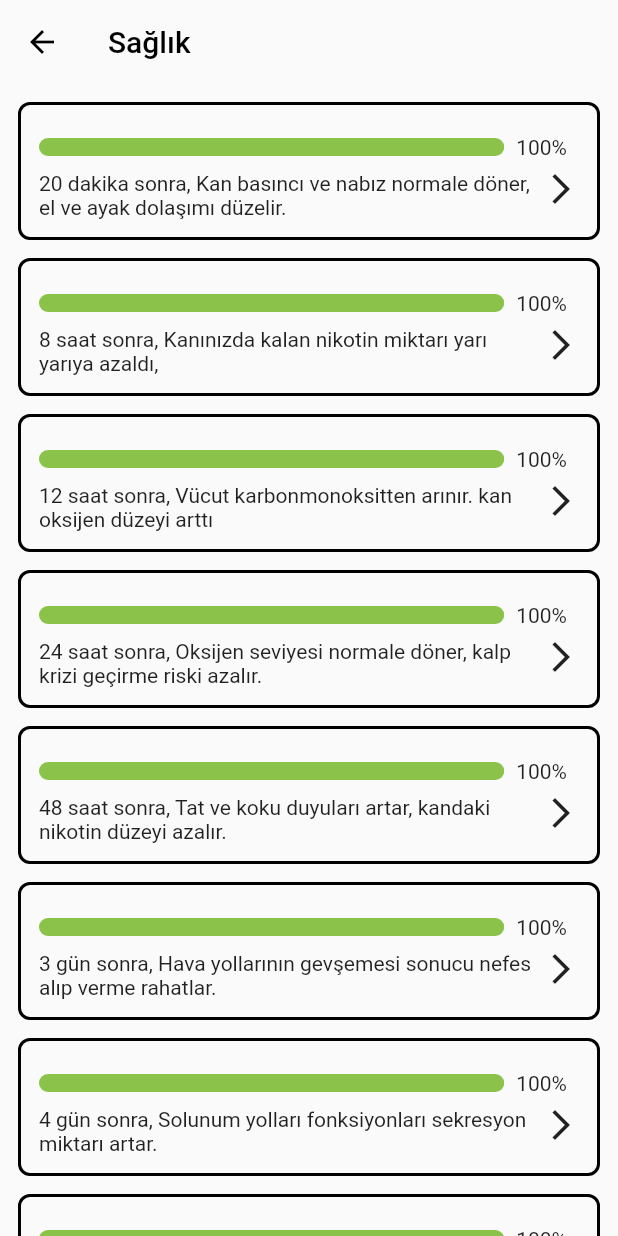
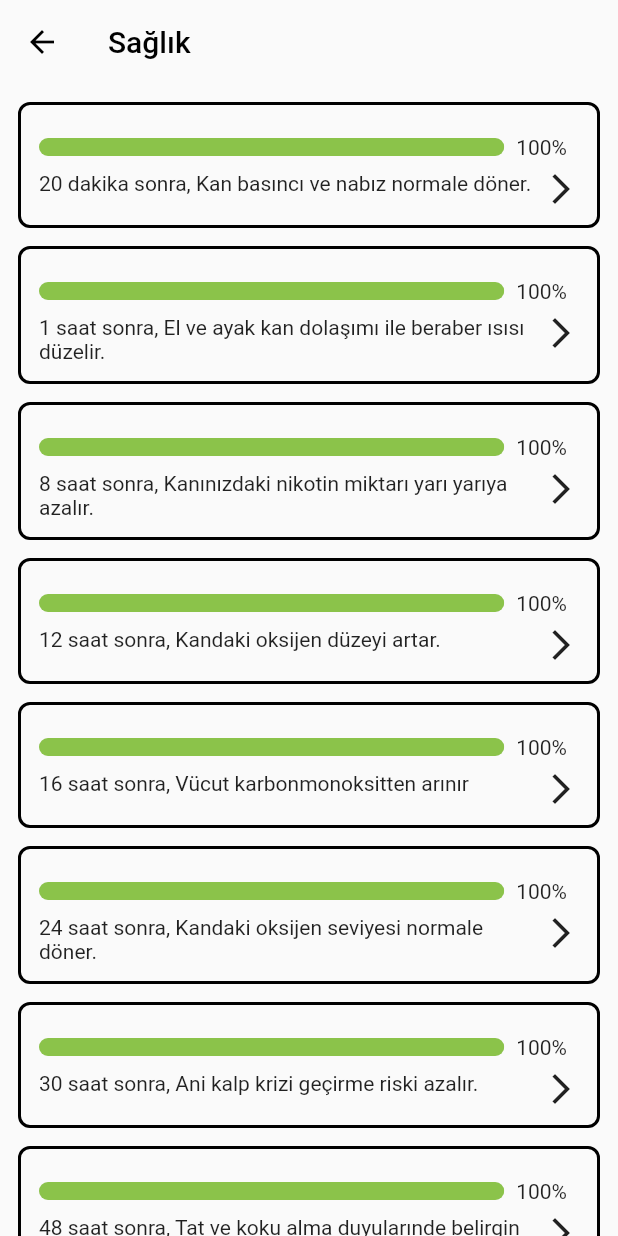
Before and after one commit to musahinist/quit_smoking, a Flutter app: the HealthPage screen opened directly, on a phone screen of 412 x 824 dp. Run offline on Flutter 3.47's test engine with Material 2 defaults, Android fonts, the phone set to English and light mode, and no system bars; our stand-ins replace camera, flutter_riverpod, riverpod; missing offline and left inert: photo_manager.

```diff
--- a/lib/core/constant.dart
+++ b/lib/core/constant.dart
@@ -25,28 +25,41 @@ class Constant {
   static const List<Map<String, dynamic>> healthStatus = [
     {
       'duration': Duration(minutes: 20),
+      "title": "20 dakika sonra, Kan basıncı ve nabız normale döner."
+    },
+    {
+      'duration': Duration(hours: 1),
       "title":
-          "20 dakika sonra, Kan basıncı ve nabız normale döner, el ve ayak dolaşımı düzelir."
+          "1 saat sonra, El ve ayak kan dolaşımı ile beraber ısısı düzelir."
     },
     {
       'duration': Duration(hours: 8),
-      "title":
-          "8 saat sonra, Kanınızda kalan nikotin miktarı yarı yarıya azaldı,"
+      "title": "8 saat sonra, Kanınızdaki nikotin miktarı yarı yarıya azalır."
     },
     {
       'duration': Duration(hours: 12),
-      "title":
-          "12 saat sonra, Vücut karbonmonoksitten arınır. kan oksijen düzeyi arttı"
+      "title": "12 saat sonra, Kandaki oksijen düzeyi artar."
+    },
+    {
+      'duration': Duration(hours: 16),
+      "title": "16 saat sonra, Vücut karbonmonoksitten arınır"
     },
     {
       'duration': Duration(days: 1),
-      "title":
-          "24 saat sonra, Oksijen seviyesi normale döner, kalp krizi geçirme riski azalır."
+      "title": "24 saat sonra, Kandaki oksijen seviyesi normale döner."
+    },
+    {
+      'duration': Duration(hours: 30),
+      "title": "30 saat sonra, Ani kalp krizi geçirme riski azalır."
     },
     {
       'duration': Duration(days: 2),
       "title":
-          "48 saat sonra, Tat ve koku duyuları artar, kandaki nikotin düzeyi azalır."
+          "48 saat sonra, Tat ve koku alma duyularınde belirgin  artış olur."
+    },
+    {
+      'duration': Duration(hours: 60),
+      "title": "60 saat sonra, Kandaki nikotin düzeyi 50% nin altına iner."
     },
     {
       'duration': Duration(days: 3),
@@ -56,15 +69,16 @@ class Constant {
     {
       'duration': Duration(days: 4),
       "title":
-          "4 gün sonra, Solunum yolları fonksiyonları sekresyon miktarı artar."
+          "4 gün sonra, Solunum yolları fonksiyonları ve sekresyon miktarı artar."
     },
     {
       'duration': Duration(days: 5),
-      "title": "5 gün sonra, hava yolları kendi kendini temizlemeye çalışır."
+      "title": "5 gün sonra, Solunum yolları kendi kendini temizlemeye başlar."
     },
     {
       'duration': Duration(days: 6),
-      "title": "6 gün sonra, Solunum fonksiyonları normale döner."
+      "title":
+          "6 gün sonra, Solunum fonksiyonları farkedilir derecede iyileşir."
     },
     {
       'duration': Duration(days: 7),
@@ -74,12 +88,21 @@ class Constant {
     {
       'duration': Duration(days: 8),
       "title":
-          "8 gün sonra, Canınızzın çekmesi ortlama olarak 3 sefere kadar düşecektir."
+          "8 gün sonra, Canınızın çekmesi ortalama olarak günde 3 sefere kadar düşecektir."
+    },
+    {
+      'duration': Duration(days: 9),
+      "title":
+          "9 gün sonra, Bacaklardaki damar hastalığı riski 50% oranında azalır."
     },
     {
       'duration': Duration(days: 10),
       "title":
           "10 gün sonra, Tooth staining and calculus build-up from smoking should be reduced."
+    },
+    {
+      'duration': Duration(days: 11),
+      "title": "11 gün sonra,  Beyin kanaması riski %30-50 oranında azalır."
     },
     {
       'duration': Duration(days: 12),
@@ -91,25 +114,45 @@ class Constant {
       "title": "2 hafta sonra, Vücuttaki dolaşım farkedilir derecede düzelir."
     },
     {
-      'duration': Duration(days: 18),
-      "title": "17 gün sonra, Solunum yolları enfeksiyonu riski azalır."
+      'duration': Duration(days: 16),
+      "title":
+          "16 gün sonra, Bırakma sebepli uyku ve konsantrasyon sorunları kaybolur."
     },
     {
-      'duration': Duration(days: 21),
-      "title": "3 hafta sonra, Kan dolaşımı ile cilt neminde iyileşmeler başlar"
+      'duration': Duration(days: 18),
+      "title": "18 gün sonra, Solunum yolları enfeksiyonu riski azalır."
     },
     {
-      'duration': Duration(days: 25),
+      'duration': Duration(days: 20),
       "title":
-          "25 gün sonra, Canınızın çekmesi günde 2 sefere kadar düşecektir."
+          "20 gün sonra, Kan dolaşımı ile beraber cilt neminde iyileşmeler başlar."
+    },
+    {
+      'duration': Duration(days: 22),
+      "title": "22 gün sonra, Gece ve genel görüş ile işitme duyusu iyileşir."
+    },
+    {
+      'duration': Duration(days: 24),
+      "title":
+          "24 gün sonra, Canınızın çekmesi günde 2 sefere kadar düşecektir."
+    },
+    {
+      'duration': Duration(days: 26),
+      "title": "26 gün sonra, Fiziksel kondisyon farkedilir derecede gelişir."
+    },
+    {
+      'duration': Duration(days: 28),
+      "title": "28 gün sonra, Akciğer fonksiyonları 5-10% oranında artar."
     },
     {
       'duration': Duration(days: 30),
-      "title": "1 ay sonra, Fiziksel kondisyon farkedilir derecede gelişir."
+      "title":
+          "1 ay sonra, Erkeklerde sertleşme, kadınlarda gebe kalma sorunlarında önemli iyileşmeler başlar."
     },
     {
       'duration': Duration(days: 35),
-      "title": "35 gün sonra, Erken ortaya çıkan kırışıklıkların kaybolması"
+      "title":
+          "35 gün sonra, Ciltte erken ortaya çıkan kırışıklıklar kaybolmaya başlar."
     },
     {
       'duration': Duration(days: 40),
@@ -118,7 +161,8 @@ class Constant {
     },
     {
       'duration': Duration(days: 45),
-      "title": "1,5 ay sonra,  Canınızın çekmesi  1 sefere kadar düşecektir."
+      "title":
+          "1,5 ay sonra,  Canınızın çekmesi günde 1 sefere kadar düşecektir."
     },
     {
       'duration': Duration(days: 50),
@@ -131,7 +175,7 @@ class Constant {
     },
     {
       'duration': Duration(days: 60),
-      "title": "2 ay sonra, , Akciğer fonksiyonları yüzde 5-10 oranında artar."
+      "title": "2 ay sonra, , Akciğer fonksiyonları 10-20% oranında artar."
     },
     {
       'duration': Duration(days: 65),
@@ -165,7 +209,7 @@ class Constant {
     {
       'duration': Duration(days: 120),
       "title":
-          "4 ay sonra, , Dolaşımınız hızlanır ve akciğer fonksiyonları 20% ye kadar artar."
+          "4 ay sonra, , Dolaşımınız normale döner ve akciğer fonksiyonları 30% ye kadar artar."
     },
     {
       'duration': Duration(days: 150),
@@ -197,17 +241,17 @@ class Constant {
     },
     {
       'duration': Duration(days: 365 * 5),
-      "title":
-          "5 yıl sonra, Akciğer kanserine yakalanma riskinin hiç sigara içmemiş biriyle aynı olması."
+      "title": "5 yıl sonra, KOAH riski 50% nin altına düşer."
     },
     {
       'duration': Duration(days: 365 * 7),
-      "title": "7 yıl sonra, KOAH riski 50% nin altına düşer."
+      "title":
+          "7 yıl sonra, Akciğer kanserine yakalanma riskinin hiç sigara içmemiş biriyle aynı olması."
     },
     {
       'duration': Duration(days: 365 * 10),
       "title":
-          "10 yıl sonra, kalp krizi geçirme riski hiç içmeyenlerle aynı seviyeye iner"
+          "10 yıl sonra, Kalp krizi geçirme riski hiç içmeyenlerle aynı seviyeye iner"
     },
   ];
 
--- a/lib/model/user/mock_user.dart
+++ b/lib/model/user/mock_user.dart
@@ -16,7 +16,7 @@ User mockUser = const User(
   cigaretteAmountInPack: 20,
   smokingYears: 25,
   termsAndPolicyOk: false,
-  challengeDurationInhours: 24 * 14,
+  challengeDurationInhours: 24 * 21,
   saveUpForSmth: 300,
   prefereces: Prefereces(
     language: 'tr',
```
Also changed, not shown: lib/view/home/home_page.dart (+7 -1 lines), lib/view/home/title_widget.dart (+6 -2 lines), lib/view/mood/mood.page.dart (added, +20 -0 lines).
